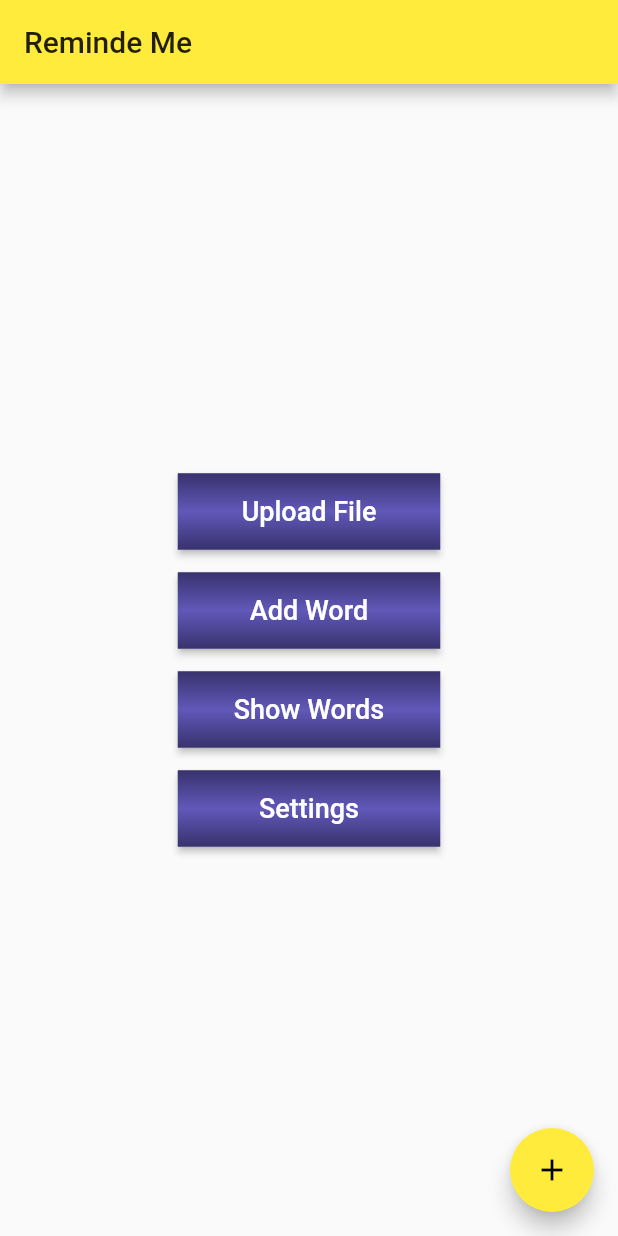
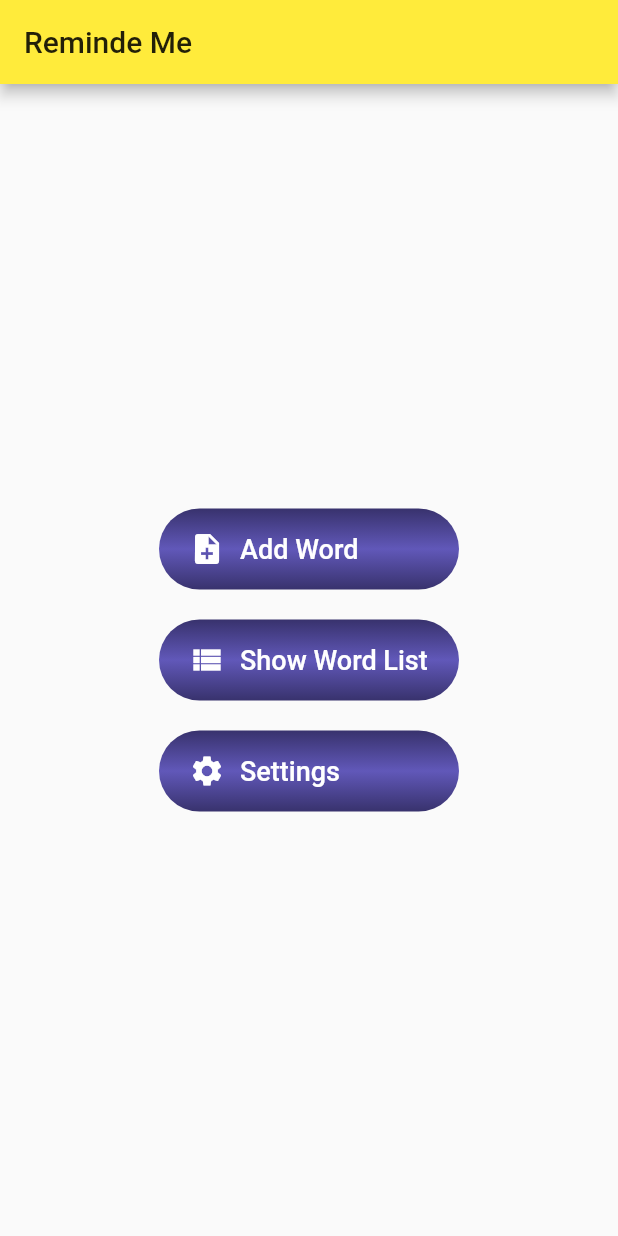
Before and after one commit to yusufeyisan/remind_me, a Flutter app: the screen it shows after launch, on a phone screen of 412 x 824 dp. Run offline on Flutter 3.47's test engine with Material 2 defaults, Android fonts, the phone set to English and light mode, and no system bars.

Commit message:
edit home page

```diff
--- a/lib/screens/home.dart
+++ b/lib/screens/home.dart
@@ -1,4 +1,5 @@
 import 'package:flutter/material.dart';
+import 'package:flutter/widgets.dart';
 
 class HomePage extends StatefulWidget {
   HomePage({Key key, this.title}) : super(key: key);
@@ -11,6 +12,7 @@ class HomePage extends StatefulWidget {
 
 class _HomePageState extends State<HomePage> {
   int _counter = 0;
+  String buttonName = "hello";
 
   @override
   Widget build(BuildContext context) {
@@ -22,13 +24,65 @@ class _HomePageState extends State<HomePage> {
         child: Column(
           mainAxisAlignment: MainAxisAlignment.center,
           children: <Widget>[
-            RaisedButton(
-              onPressed: () {},
+            new RaisedMenuButton(
+                buttonIcon: Icon(Icons.note_add),
+                buttonName: "Add Word",
+                pressButton: () {
+                  print("add word");
+
+                }),
+            Container(
+              height: 20,
+            ),
+            new RaisedMenuButton(
+                buttonIcon: Icon(Icons.view_list),
+                buttonName: "Show Word List",
+                pressButton: () {
+                  print("show word list");
+                }),
+            Container(
+              height: 20,
+            ),
+            new RaisedMenuButton(
+              buttonIcon: Icon(Icons.settings),
+              buttonName: "Settings",
+              pressButton: () {
+                print("settings");
+              },
+            ),
+          ],
+        ),
+      ), // This trailing comma makes auto-formatting nicer for build methods.
+    );
+  }
+}
+
+typedef PressButton = void Function();
+
+class RaisedMenuButton extends StatelessWidget {
+  const RaisedMenuButton({
+    Key key,
+    @required this.buttonIcon,
+    @required this.buttonName,
+    @required this.pressButton,
+  }) : super(key: key);
+
+  final Icon buttonIcon;
+  final String buttonName;
+  final PressButton pressButton;
+
+  @override
+  Widget build(BuildContext context) {
+    return FlatButton(
+      onPressed: pressButton,
       textColor: Colors.white,
       padding: const EdgeInsets.all(0.0),
+      shape: new RoundedRectangleBorder(
+          borderRadius: new BorderRadius.circular(30.0)),
       child: Container(
-                width: 175,
+          width: 200,
           decoration: const BoxDecoration(
+            borderRadius: BorderRadius.all(Radius.circular(50.0)),
             gradient: LinearGradient(
               begin: FractionalOffset.topCenter,
               end: FractionalOffset.bottomCenter,
@@ -40,105 +94,20 @@ class _HomePageState extends State<HomePage> {
             ),
           ),
           padding: const EdgeInsets.fromLTRB(20, 15, 20, 15),
-                child: Center(
+          child: new Row(
+            mainAxisAlignment: MainAxisAlignment.start,
+            children: <Widget>[
+              buttonIcon,
+              Container(
+                width: 10,
+              ),
+              Center(
                   child: Text(
-                  'Upload File',
+                buttonName,
                 style: TextStyle(fontSize: 18),
               )),
-              ),
-            ),
-            Container(
-              height: 15,
-            ),
-            RaisedButton(
-              onPressed: () {},
-              textColor: Colors.white,
-              padding: const EdgeInsets.all(0.0),
-              child: Container(
-                width: 175,
-                decoration: const BoxDecoration(
-                  gradient: LinearGradient(
-                    begin: FractionalOffset.topCenter,
-                    end: FractionalOffset.bottomCenter,
-                    colors: <Color>[
-                      Color(0xFF38326D),
-                      Color(0xFF6158B9),
-                      Color(0xFF38326D),
             ],
-                  ),
-                ),
-                padding: const EdgeInsets.fromLTRB(20, 15, 20, 15),
-                child: Center(
-                    child: Text(
-                  'Add Word',
-                  style: TextStyle(fontSize: 18),
           )),
-              ),
-            ),
-            Container(
-              height: 15,
-            ),
-            RaisedButton(
-              onPressed: () {},
-              textColor: Colors.white,
-              padding: const EdgeInsets.all(0.0),
-              child: Container(
-                width: 175,
-                decoration: const BoxDecoration(
-                  gradient: LinearGradient(
-                    begin: FractionalOffset.topCenter,
-                    end: FractionalOffset.bottomCenter,
-                    colors: <Color>[
-                      Color(0xFF38326D),
-                      Color(0xFF6158B9),
-                      Color(0xFF38326D),
-                    ],
-                  ),
-                ),
-                padding: const EdgeInsets.fromLTRB(20, 15, 20, 15),
-                child: Center(
-                    child: Text(
-                  'Show Words',
-                  style: TextStyle(fontSize: 18),
-                )),
-              ),
-            ),
-            Container(
-              height: 15,
-            ),
-            RaisedButton(
-              onPressed: () {},
-              textColor: Colors.white,
-              padding: const EdgeInsets.all(0.0),
-              child: Container(
-                width: 175,
-                decoration: const BoxDecoration(
-                  gradient: LinearGradient(
-                    begin: FractionalOffset.topCenter,
-                    end: FractionalOffset.bottomCenter,
-                    colors: <Color>[
-                      Color(0xFF38326D),
-                      Color(0xFF6158B9),
-                      Color(0xFF38326D),
-                    ],
-                  ),
-                ),
-                padding: const EdgeInsets.fromLTRB(20, 15, 20, 15),
-                child: Center(
-                    child: Text(
-                  'Settings',
-                  style: TextStyle(fontSize: 18),
-                )),
-              ),
-            ),
-          ],
-        ),
-      ),
-      floatingActionButton: FloatingActionButton(
-        onPressed: null,
-        tooltip: 'Increment',
-        child: Icon(Icons.add),
-      ), // This trailing comma makes auto-formatting nicer for build methods.
     );
   }
 }
```
Also changed, not shown: pubspec.lock. Lines whose indentation alone changed are shown as unchanged.
